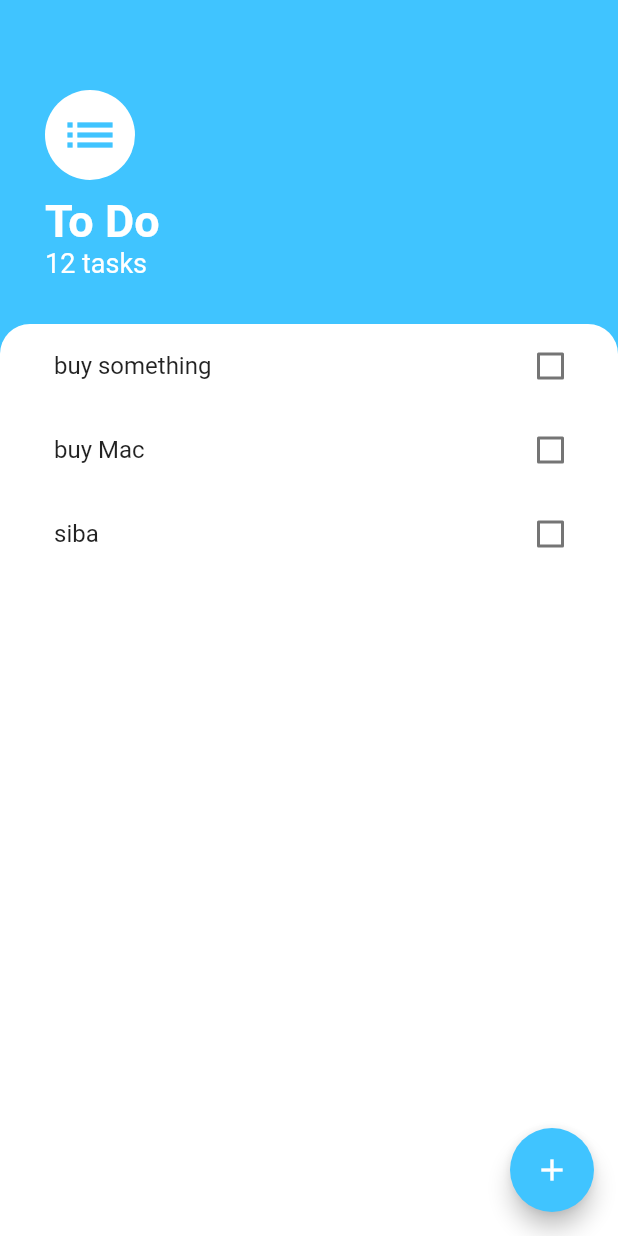
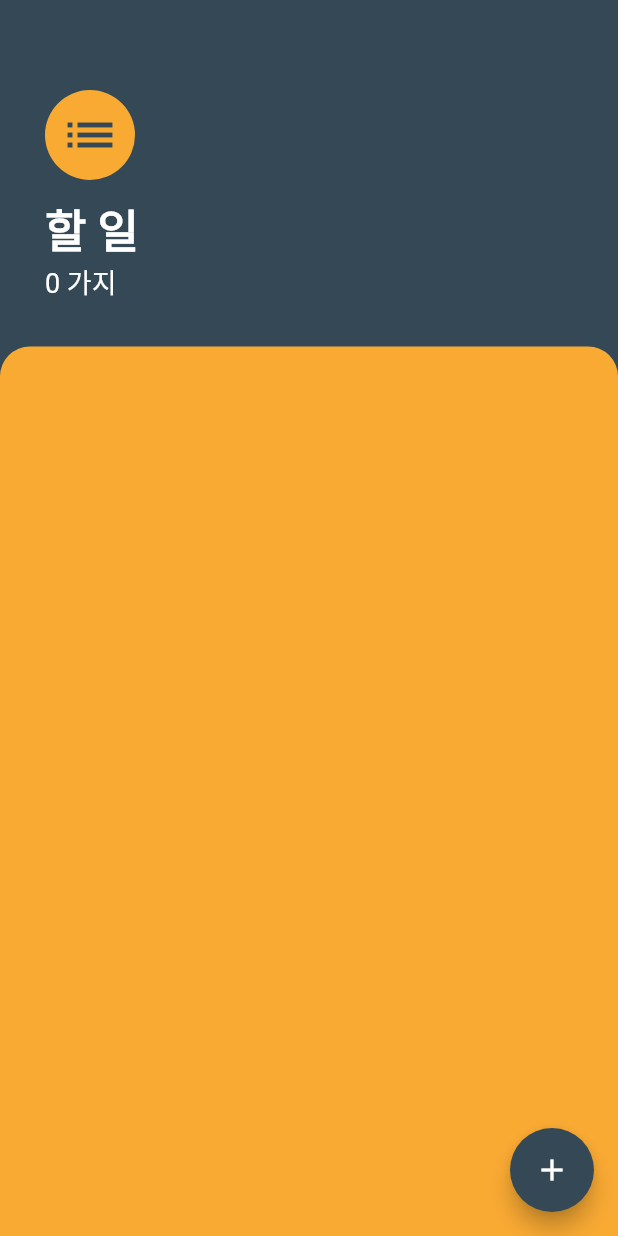
Before and after one commit to googoles/flutter_todo, a Flutter app: the screen it shows after launch, on a phone screen of 412 x 824 dp. Run offline on Flutter 3.47's test engine with Material 2 defaults, Android fonts, the phone set to English and light mode, and no system bars.

Commit message:
All Done

```diff
--- a/lib/main.dart
+++ b/lib/main.dart
@@ -1,14 +1,21 @@
 import 'package:flutter/material.dart';
+import 'package:flutter_todo/models/task_data.dart';
 import 'screens/tasks_screen.dart';
+import 'package:provider/provider.dart';
 
 void main() => runApp(MyApp());
 
 class MyApp extends StatelessWidget {
+
   @override
   Widget build(BuildContext context) {
-    return MaterialApp(
+    return ChangeNotifierProvider(
+      create: (context) => TaskData(),
+      child: MaterialApp(
+        debugShowCheckedModeBanner: false,
 
-      home: TaskScreen(),
+        home: TasksScreen(),
+      ),
     );
   }
 }
--- /dev/null
+++ b/lib/models/task_data.dart
@@ -0,0 +1,34 @@
+import 'package:flutter/foundation.dart';
+import 'package:flutter/cupertino.dart';
+import 'package:flutter_todo/models/task.dart';
+import 'dart:collection';
+
+class TaskData extends ChangeNotifier {
+
+  List<Task> _tasks = [];
+
+  UnmodifiableListView<Task> get tasks {
+    return UnmodifiableListView(_tasks);
+  }
+
+  int get taskCount {
+    return _tasks.length;
+  }
+
+  void addTask(String newTaskTitle) {
+    final task = Task(name: newTaskTitle);
+    _tasks.add(task);
+    notifyListeners();
+
+  }
+
+  void updateTask(Task task) {
+    task.toggleDone();
+    notifyListeners();
+  }
+
+  void deleteTask(Task task) {
+    _tasks.remove(task);
+    notifyListeners();
+  }
+}
--- a/lib/screens/tasks_screen.dart
+++ b/lib/screens/tasks_screen.dart
@@ -1,15 +1,17 @@
 import 'package:flutter/material.dart';
 import 'package:flutter_todo/widgets/tasks_list.dart';
 import 'package:flutter_todo/screens/add_tasks_screen.dart';
+import 'package:provider/provider.dart';
+import 'package:flutter_todo/models/task_data.dart';
 
-class TaskScreen extends StatelessWidget {
 
+class TasksScreen extends StatelessWidget {
 
 
   @override
   Widget build(BuildContext context) {
     return Scaffold(
-      backgroundColor: Colors.lightBlueAccent,
+      backgroundColor: Color(0xff344955),
       floatingActionButton: FloatingActionButton(
         onPressed: () {
           showModalBottomSheet(
@@ -19,11 +21,12 @@ class TaskScreen extends StatelessWidget {
                 child: Container(
                     padding: EdgeInsets.only(
                         bottom: MediaQuery.of(context).viewInsets.bottom),
-                    child: AddTaskScreen())
+                    child: AddTaskScreen()
+                )
             ),
           );
         },
-        backgroundColor: Colors.lightBlueAccent,
+        backgroundColor: Color(0xff344955),
         child: Icon(Icons.add),
       ),
       body: Column(
@@ -35,26 +38,26 @@ class TaskScreen extends StatelessWidget {
               crossAxisAlignment: CrossAxisAlignment.start,
               children: <Widget>[
                 CircleAvatar(
-                  backgroundColor: Colors.white,
+                  backgroundColor: Color(0xffF9AA33),
                   radius: 30,
                   child: Icon(
                     Icons.list,
                     size: 40,
-                    color: Colors.lightBlueAccent,
+                    color: Color(0xff344955),
                   ),
                 ),
                 SizedBox(
                   height: 10,
                 ),
                 Text(
-                  'To Do',
+                  '할 일',
                   style: TextStyle(
                       fontSize: 30,
                       fontWeight: FontWeight.w700,
                       color: Colors.white),
                 ),
                 Text(
-                  '12 tasks',
+                  '${Provider.of<TaskData>(context).taskCount} 가지 ',
                   style: TextStyle(
                     color: Colors.white,
                     fontSize: 18,
@@ -68,11 +71,11 @@ class TaskScreen extends StatelessWidget {
               padding: EdgeInsets.only(left: 20, right: 5),
               height: 100,
               decoration: BoxDecoration(
-                  color: Colors.white,
+                  color: Color(0xffF9AA33),
                   borderRadius: BorderRadius.only(
                       topLeft: Radius.circular(20),
                       topRight: Radius.circular(20))),
-              child: TasksList(),
+              child: TaskLists(),
             ),
           ),
         ],
--- a/lib/widgets/task_tile.dart
+++ b/lib/widgets/task_tile.dart
@@ -4,12 +4,14 @@ class TaskTile extends StatelessWidget {
   final bool isChecked;
   final String taskTitle;
   final Function checkboxCallback;
+  final Function longPressCallback;
 
-  TaskTile({this.isChecked, this.taskTitle, this.checkboxCallback});
+  TaskTile({this.isChecked, this.taskTitle, this.checkboxCallback, this.longPressCallback});
 
   @override
   Widget build(BuildContext context) {
     return ListTile(
+      onLongPress: longPressCallback,
       title: Text(
         taskTitle,
         style: TextStyle(
--- a/lib/widgets/tasks_list.dart
+++ b/lib/widgets/tasks_list.dart
@@ -1,34 +1,31 @@
 import 'package:flutter/material.dart';
 import 'package:flutter_todo/widgets/task_tile.dart';
-import 'package:flutter_todo/models/task.dart';
+import 'package:provider/provider.dart';
+import 'package:flutter_todo/models/task_data.dart';
 
-class TasksList extends StatefulWidget {
-  @override
-  _TaskListsState createState() => _TaskListsState();
-}
 
-class _TaskListsState extends State<TasksList> {
-  List<Task> tasks = [
-    Task(name: "buy something"),
-    Task(name: "buy Mac"),
-    Task(name: "siba"),
-  ];
-
+class TaskLists extends StatelessWidget {
   @override
   Widget build(BuildContext context) {
-    return ListView.builder(
-      itemBuilder: (context, index) {
-        return TaskTile(
-          taskTitle: tasks[index].name,
-          isChecked: tasks[index].isDone,
-          checkboxCallback: (checkboxState) {
-            setState(() {
-              tasks[index].toggleDone();
-            });
+    return Consumer<TaskData>(
+      builder: (context, taskData, child) {
+        return ListView.builder(
+          itemBuilder: (context, index) {
+            final task = taskData.tasks[index];
+            return TaskTile(
+              taskTitle: task.name,
+              isChecked: task.isDone,
+              checkboxCallback: (checkboxState) {
+                taskData.updateTask(task);
+              },
+              longPressCallback: (){
+                taskData.deleteTask(task);
+              },
+            );
           },
+          itemCount: taskData.taskCount,
         );
       },
-      itemCount: tasks.length,
     );
   }
 }
--- a/pubspec.yaml
+++ b/pubspec.yaml
@@ -23,6 +23,7 @@ dependencies:
   # The following adds the Cupertino Icons font to your application.
   # Use with the CupertinoIcons class for iOS style icons.
   cupertino_icons: ^0.1.2
+  provider: ^4.0.4
 
 dev_dependencies:
   flutter_test:
```
Also changed, not shown: lib/screens/add_tasks_screen.dart (+22 -8 lines), pubspec.lock.
